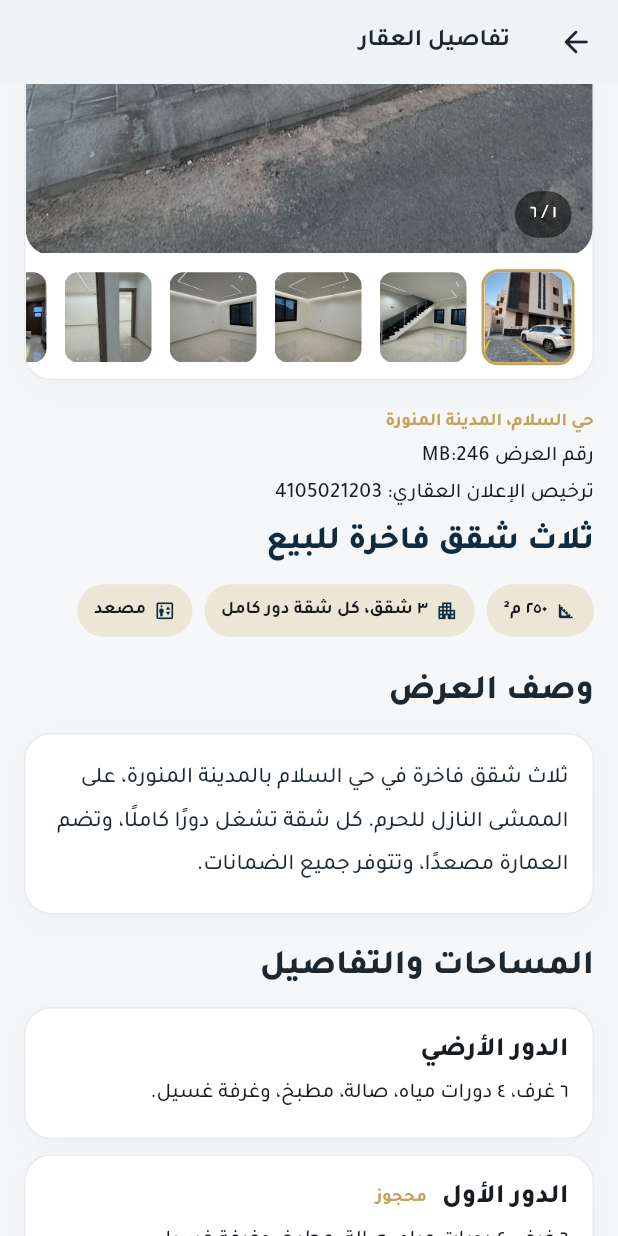
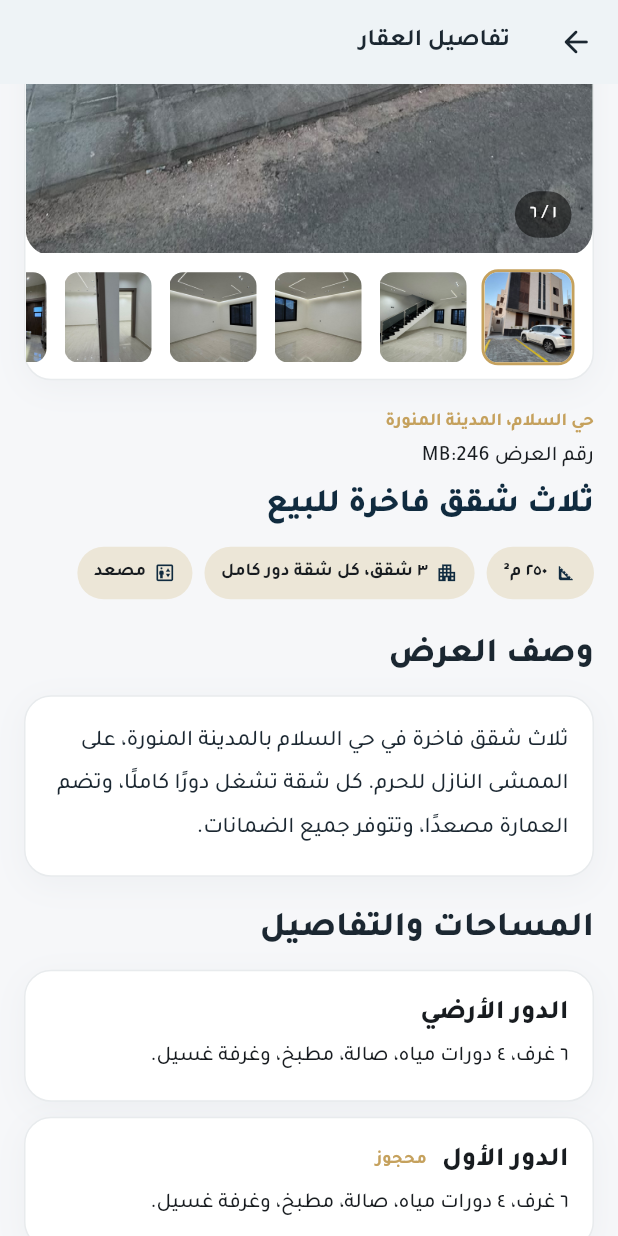
Before and after one commit to safwatalengaz-sketch/safwat-property-site, a Flutter app: the PropertyDetailsScreen screen opened by its route, scrolled down 576 dp, on a phone screen of 412 x 824 dp. Run offline on Flutter 3.47's test engine with Material 3 defaults, Android fonts, the phone set to English and light mode, and no system bars; our stand-ins replace audioplayers, flutter_map, font_awesome_flutter, go_router, latlong2, video_player; missing offline and left inert: dart:js_interop.

Commit message:
Move the Salam advertising license to the details footer

```diff
--- a/flutter_app/lib/screens/property_details_screen.dart
+++ b/flutter_app/lib/screens/property_details_screen.dart
@@ -84,10 +84,8 @@ class _PropertyDetailsScreenState extends State<PropertyDetailsScreen> {
                     ? SalamOffer.district
                     : PropertyData.location,
               ),
-              if (widget.isSalamOffer) ...[
+              if (widget.isSalamOffer)
                 const Text('رقم العرض ${SalamOffer.reference}'),
-                const Text(SalamOffer.advertisingLicenseLabel),
-              ],
               const SizedBox(height: 4),
               Text(
                 widget.isSalamOffer ? SalamOffer.title : PropertyData.title,
@@ -255,6 +253,13 @@ class _PropertyDetailsScreenState extends State<PropertyDetailsScreen> {
                   ),
                 ],
               ),
+              if (widget.isSalamOffer) ...[
+                const SizedBox(height: 16),
+                const Text(
+                  SalamOffer.advertisingLicenseLabel,
+                  style: TextStyle(color: AppColors.muted, fontSize: 12),
+                ),
+              ],
             ],
           ),
         ),
```
Also changed, not shown: flutter_app/lib/screens/works_screen.dart (+2 -10 lines), 1 other file.
